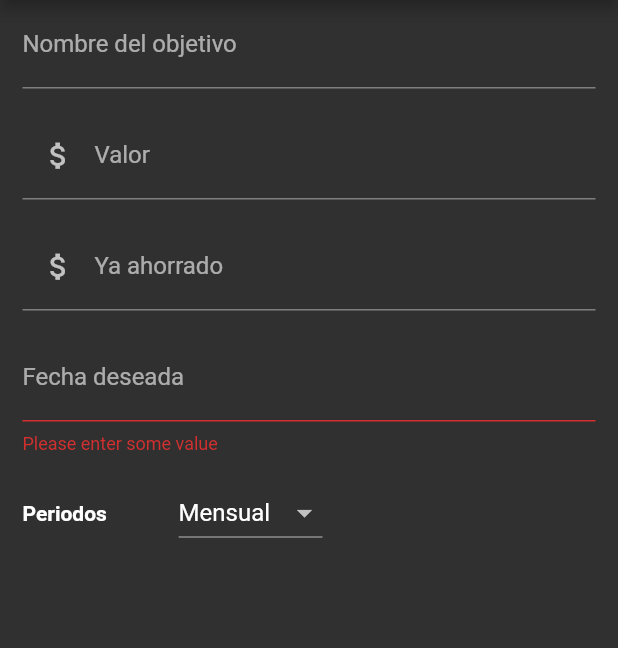
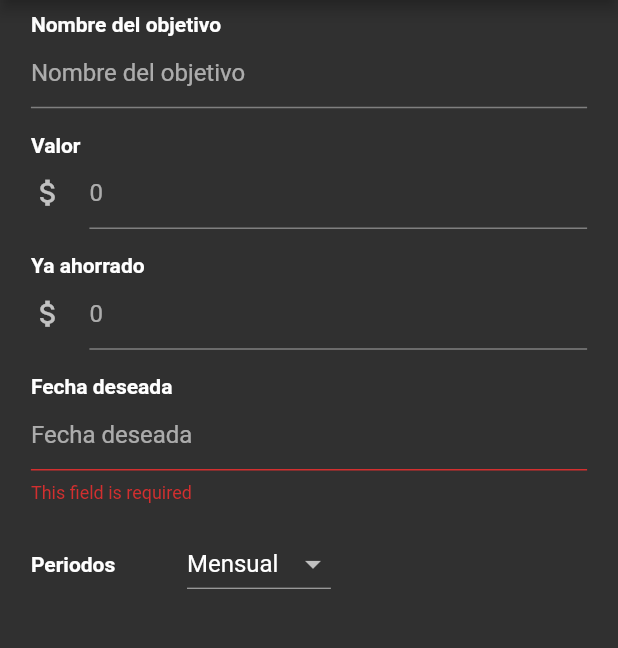
Before and after one commit to nian-mejia/finanzasApp, a Flutter app: the AddGoalsPage screen opened by its route, after a tap on "Guardar", on a phone screen of 412 x 824 dp, the part 84-732 px from its top. Run offline on Flutter 3.47's test engine with Material 2 defaults, Android fonts, the light colour scheme and no system bars; our stand-ins replace flutter_speed_dial, google_sign_in, percent_indicator, sizer, sqflite; accounts and stored records are empty; network calls fail.

Commit message:
add validations fields to add record incommings and expenses

```diff
--- a/lib/components/text_fields.dart
+++ b/lib/components/text_fields.dart
@@ -1,9 +1,11 @@
 import 'package:flutter/material.dart';
 import 'package:sizer/sizer.dart';
 
+final padding = EdgeInsets.symmetric(horizontal: 5.w, vertical: 1.h);
+
 Padding getTextField(TextEditingController controller, String label) {
   return Padding(
-    padding: EdgeInsets.symmetric(horizontal: 3.0.w, vertical: 2.0.h),
+    padding: padding,
     child: Column(
       crossAxisAlignment: CrossAxisAlignment.start,
       children: [
@@ -21,7 +23,7 @@ Padding getTextField(TextEditingController controller, String label) {
 
 Padding getTextFieldValue(TextEditingController controller, String label) {
   return Padding(
-    padding: EdgeInsets.symmetric(horizontal: 3.0.w, vertical: 2.0.h),
+    padding: padding,
     child: Column(
       crossAxisAlignment: CrossAxisAlignment.start,
       children: [
@@ -38,3 +40,50 @@ Padding getTextFieldValue(TextEditingController controller, String label) {
       ),
   );
 }
+
+
+_selectDate(BuildContext context, TextEditingController controller) async{
+  final today = DateTime.now();
+
+  final datePicker = await showDatePicker(
+    context: context,
+    initialDate: today,
+    firstDate: DateTime(today.year),
+    lastDate: DateTime(today.year + 50),
+    locale:  const Locale("es", "ES")
+  );
+
+  if (datePicker != null){
+    controller.text = "${datePicker.year}-${datePicker.month}-${datePicker.day}";
+  }
+}
+
+
+Padding getDataPicker(TextEditingController controller,
+  String label, BuildContext context){
+
+  return Padding(
+    padding: padding,
+    child: Column(
+      crossAxisAlignment: CrossAxisAlignment.start,
+      children: [
+      Text(label, style: const TextStyle(fontWeight: FontWeight.bold),),
+      TextFormField(
+      validator: (value) {
+        if (value == null || value.isEmpty) {
+          return 'This field is required';
+        }
+        return null;
+      },
+      controller: controller,
+      decoration: InputDecoration(
+        hintText: label,
+      ),
+      onTap: (){
+        FocusScope.of(context).requestFocus(FocusNode());
+        _selectDate(context, controller);
+      },
+      ),
+    ]
+  ));
+}
--- a/lib/pages/add_goals.dart
+++ b/lib/pages/add_goals.dart
@@ -1,3 +1,4 @@
+import 'package:finances/components/text_fields.dart';
 import 'package:finances/constants/button_style.dart';
 import 'package:finances/constants/titles.dart';
 import 'package:finances/models/accounts.dart';
@@ -47,27 +48,21 @@ class _AddGoalsPageState extends State<AddGoalsPage> {
             }, child: const Text("Guardar")),
         ],
       ),
-      body: Padding(
-        padding: const EdgeInsets.symmetric(horizontal: 15),
-        child: Form(
+      body: Form(
           key: _formKey,
           child: Column(
           mainAxisSize: MainAxisSize.min,
           crossAxisAlignment: CrossAxisAlignment.start,
           children: [
-            _getTextField(nameController,  "Nombre del objetivo"),
-            space,
-            _getTextFieldValue(valueController, "Valor"),
-            space,
-            _getTextFieldValue(savedController, "Ya ahorrado"),
-            space,
-            _getDataPicker(dateController, "Fecha deseada"),
-            space,
+            getTextField(nameController,  "Nombre del objetivo"),
+            getTextFieldValue(valueController, "Valor"),
+            getTextFieldValue(savedController, "Ya ahorrado"),
+            getDataPicker(dateController, "Fecha deseada", context),
             _getCuotas(),
           ],
         ),
       ),
-    ));
+    );
   }
 
   Widget _getCuotas(){
@@ -75,13 +70,14 @@ class _AddGoalsPageState extends State<AddGoalsPage> {
     List<DropdownMenuItem<String>> items = [];
 
     cuotas.values.forEach((item){
-
       items.add(DropdownMenuItem(
         value: item.toString(),
         child: Text(item.name)));
     });
 
-    return SizedBox(
+    return Padding(
+      padding: padding,
+      child: SizedBox(
         width: 200,
         child: Row(
           mainAxisAlignment: MainAxisAlignment.spaceBetween,
@@ -98,60 +94,6 @@ class _AddGoalsPageState extends State<AddGoalsPage> {
               ),
           ],
         ),
-    );
-  }
-
-  _selectDate() async{
-    final today = DateTime.now();
-
-    final datePicker = await showDatePicker(
-      context: context,
-      initialDate: today,
-      firstDate: DateTime(today.year),
-      lastDate: DateTime(today.year + 50),
-      locale:  const Locale("es", "ES")
-    );
-
-    if (datePicker != null){
-     dateController.text = "${datePicker.year}-${datePicker.month}-${datePicker.day}";
-    }
-  }
-
-  TextFormField _getDataPicker(TextEditingController controller, String label){
-   return TextFormField(
-            validator: (value) {
-              if (value == null || value.isEmpty) {
-                return 'Please enter some value';
-              }
-              return null;
-            },
-            controller: controller,
-            decoration: InputDecoration(
-              labelText: label,
-            ),
-            onTap: (){
-              FocusScope.of(context).requestFocus(FocusNode());
-              _selectDate();
-            },
-            );
-  }
-
-  TextField _getTextField(TextEditingController controller, String label,) {
-    return TextField(
-            controller: controller,
-            decoration: InputDecoration(
-              labelText: label,
-            ),
-          );
-  }
-
-  TextField _getTextFieldValue(TextEditingController controller, String label) {
-    return TextField(
-            controller: controller,
-            keyboardType: TextInputType.number,
-            decoration:   InputDecoration(
-              labelText: label,
-              prefixIcon: const Icon(Icons.attach_money, size: 23,),
       ),
     );
   }
```
Also changed, not shown: lib/pages/recorder_page.dart (+41 -5 lines). Lines whose indentation alone changed are shown as unchanged.
